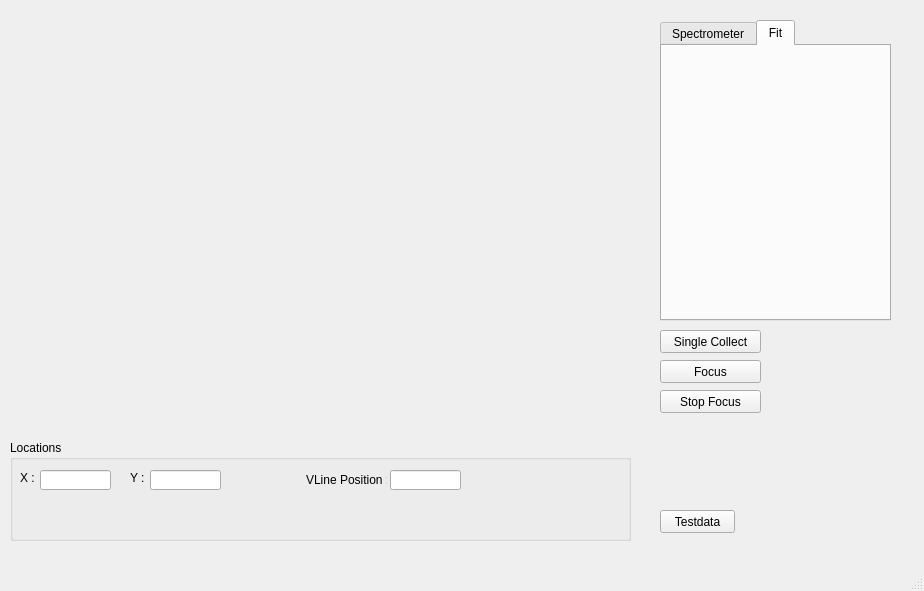
Qt form mainwindow.ui (hgarbeil/OOSpec) before a commit.
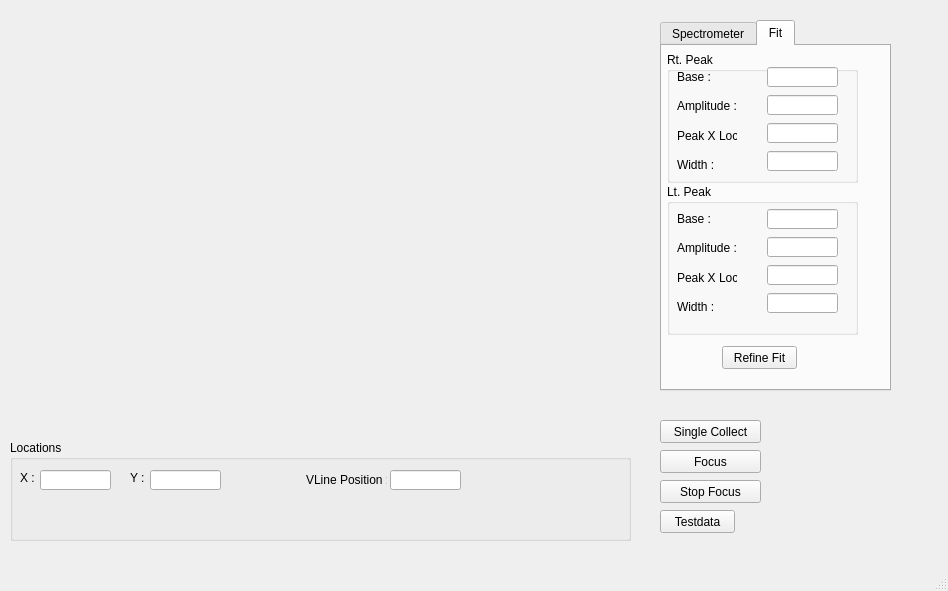
The same form after that commit. The open tabs and pages were chosen to show the change. Custom widgets are drawn as their Qt base class.

Diff of the .ui file:
```diff
--- a/mainwindow.ui
+++ b/mainwindow.ui
@@ -6,7 +6,7 @@
    <rect>
     <x>0</x>
     <y>0</y>
-    <width>924</width>
+    <width>948</width>
     <height>591</height>
    </rect>
   </property>
@@ -28,7 +28,7 @@
     <property name="geometry">
      <rect>
       <x>660</x>
-      <y>330</y>
+      <y>420</y>
       <width>101</width>
       <height>23</height>
      </rect>
@@ -41,7 +41,7 @@
     <property name="geometry">
      <rect>
       <x>660</x>
-      <y>360</y>
+      <y>450</y>
       <width>101</width>
       <height>23</height>
      </rect>
@@ -54,7 +54,7 @@
     <property name="geometry">
      <rect>
       <x>660</x>
-      <y>390</y>
+      <y>480</y>
       <width>101</width>
       <height>23</height>
      </rect>
@@ -69,7 +69,7 @@
       <x>660</x>
       <y>20</y>
       <width>231</width>
-      <height>301</height>
+      <height>371</height>
      </rect>
     </property>
     <property name="currentIndex">
@@ -252,6 +252,229 @@
      <attribute name="title">
       <string>Fit</string>
      </attribute>
+     <widget class="QGroupBox" name="groupBox_4">
+      <property name="geometry">
+       <rect>
+        <x>5</x>
+        <y>6</y>
+        <width>191</width>
+        <height>131</height>
+       </rect>
+      </property>
+      <property name="title">
+       <string>Rt. Peak</string>
+      </property>
+      <widget class="QWidget" name="">
+       <property name="geometry">
+        <rect>
+         <x>10</x>
+         <y>13</y>
+         <width>60</width>
+         <height>111</height>
+        </rect>
+       </property>
+       <layout class="QVBoxLayout" name="verticalLayout">
+        <item>
+         <widget class="QLabel" name="label_5">
+          <property name="text">
+           <string>Base :</string>
+          </property>
+         </widget>
+        </item>
+        <item>
+         <widget class="QLabel" name="label_6">
+          <property name="text">
+           <string>Amplitude :</string>
+          </property>
+         </widget>
+        </item>
+        <item>
+         <widget class="QLabel" name="label_7">
+          <property name="text">
+           <string>Peak X Loc :</string>
+          </property>
+         </widget>
+        </item>
+        <item>
+         <widget class="QLabel" name="label_8">
+          <property name="text">
+           <string>Width :</string>
+          </property>
+         </widget>
+        </item>
+       </layout>
+      </widget>
+      <widget class="QWidget" name="">
+       <property name="geometry">
+        <rect>
+         <x>100</x>
+         <y>13</y>
+         <width>73</width>
+         <height>111</height>
+        </rect>
+       </property>
+       <layout class="QVBoxLayout" name="verticalLayout_2">
+        <item>
+         <widget class="QLineEdit" name="base0LE">
+          <property name="maximumSize">
+           <size>
+            <width>71</width>
+            <height>20</height>
+           </size>
+          </property>
+         </widget>
+        </item>
+        <item>
+         <widget class="QLineEdit" name="amp0LE">
+          <property name="maximumSize">
+           <size>
+            <width>71</width>
+            <height>20</height>
+           </size>
+          </property>
+         </widget>
+        </item>
+        <item>
+         <widget class="QLineEdit" name="peak0LE">
+          <property name="maximumSize">
+           <size>
+            <width>71</width>
+            <height>20</height>
+           </size>
+          </property>
+         </widget>
+        </item>
+        <item>
+         <widget class="QLineEdit" name="width0LE">
+          <property name="maximumSize">
+           <size>
+            <width>71</width>
+            <height>20</height>
+           </size>
+          </property>
+         </widget>
+        </item>
+       </layout>
+      </widget>
+     </widget>
+     <widget class="QGroupBox" name="groupBox_5">
+      <property name="geometry">
+       <rect>
+        <x>5</x>
+        <y>138</y>
+        <width>191</width>
+        <height>151</height>
+       </rect>
+      </property>
+      <property name="title">
+       <string>Lt. Peak</string>
+      </property>
+      <widget class="QWidget" name="layoutWidget">
+       <property name="geometry">
+        <rect>
+         <x>10</x>
+         <y>23</y>
+         <width>60</width>
+         <height>111</height>
+        </rect>
+       </property>
+       <layout class="QVBoxLayout" name="verticalLayout_3">
+        <item>
+         <widget class="QLabel" name="label_9">
+          <property name="text">
+           <string>Base :</string>
+          </property>
+         </widget>
+        </item>
+        <item>
+         <widget class="QLabel" name="label_10">
+          <property name="text">
+           <string>Amplitude :</string>
+          </property>
+         </widget>
+        </item>
+        <item>
+         <widget class="QLabel" name="label_11">
+          <property name="text">
+           <string>Peak X Loc :</string>
+          </property>
+         </widget>
+        </item>
+        <item>
+         <widget class="QLabel" name="label_12">
+          <property name="text">
+           <string>Width :</string>
+          </property>
+         </widget>
+        </item>
+       </layout>
+      </widget>
+      <widget class="QWidget" name="layoutWidget_2">
+       <property name="geometry">
+        <rect>
+         <x>100</x>
+         <y>23</y>
+         <width>73</width>
+         <height>111</height>
+        </rect>
+       </property>
+       <layout class="QVBoxLayout" name="verticalLayout_4">
+        <item>
+         <widget class="QLineEdit" name="base1LE">
+          <property name="maximumSize">
+           <size>
+            <width>71</width>
+            <height>20</height>
+           </size>
+          </property>
+         </widget>
+        </item>
+        <item>
+         <widget class="QLineEdit" name="amp1LE">
+          <property name="maximumSize">
+           <size>
+            <width>71</width>
+            <height>20</height>
+           </size>
+          </property>
+         </widget>
+        </item>
+        <item>
+         <widget class="QLineEdit" name="peak1LE">
+          <property name="maximumSize">
+           <size>
+            <width>71</width>
+            <height>20</height>
+           </size>
+          </property>
+         </widget>
+        </item>
+        <item>
+         <widget class="QLineEdit" name="width1LE">
+          <property name="maximumSize">
+           <size>
+            <width>71</width>
+            <height>20</height>
+           </size>
+          </property>
+         </widget>
+        </item>
+       </layout>
+      </widget>
+     </widget>
+     <widget class="QPushButton" name="pushButton">
+      <property name="geometry">
+       <rect>
+        <x>60</x>
+        <y>300</y>
+        <width>75</width>
+        <height>23</height>
+       </rect>
+      </property>
+      <property name="text">
+       <string>Refine Fit</string>
+      </property>
+     </widget>
     </widget>
    </widget>
    <widget class="QGroupBox" name="groupBox_3">
```
Left out of the diff: 4 changed lines with no effect on the pictures.
